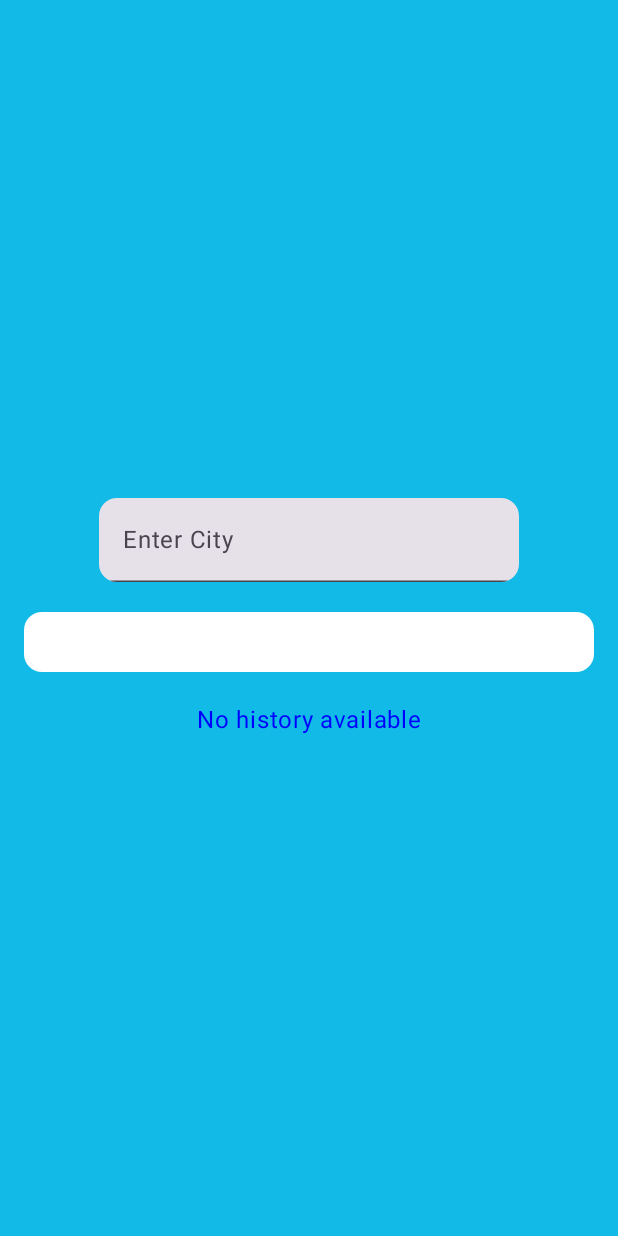
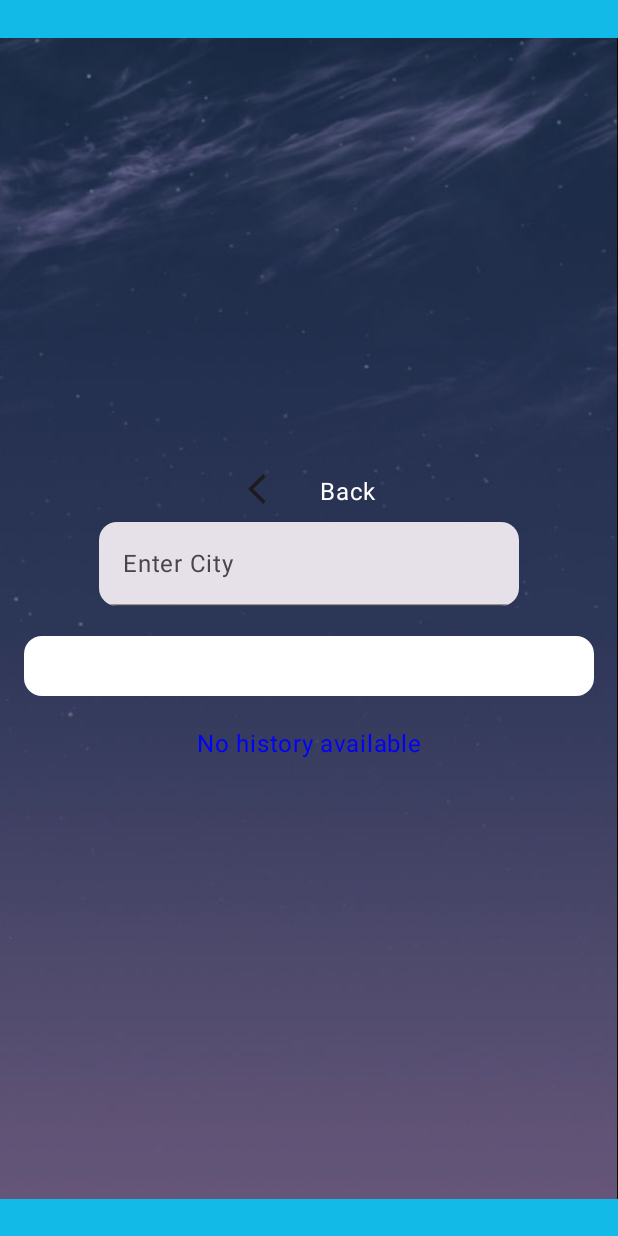
Before and after one commit to ali72-20/check_weather, an Android app built with Jetpack Compose: the composable SearchFragmentContent shown on its own in the app's theme, on a phone screen of 412 x 824 dp. Run offline under Robolectric (Android 15) with nearby library versions, the phone set to English and light mode, and no system bars; our stand-ins replace Dagger/Hilt's generated code, Room's generated code; 2 statements that could not run were skipped.

Commit message:
add: arrow back to navigate back

```diff
--- a/app/src/main/java/com/example/checkweather/Screen/Home/StatesViews.kt
+++ b/app/src/main/java/com/example/checkweather/Screen/Home/StatesViews.kt
@@ -2,8 +2,8 @@ package com.example.checkweather.Screen.Home
 
 import androidx.compose.foundation.layout.Box
 import androidx.compose.foundation.layout.fillMaxSize
+import androidx.compose.material3.CircularProgressIndicator
 import androidx.compose.material3.MaterialTheme
-import androidx.compose.material3.Text
 import androidx.compose.runtime.Composable
 import androidx.compose.ui.Alignment
 import androidx.compose.ui.Modifier
@@ -14,6 +14,6 @@ fun LoadingView() {
         modifier = Modifier.fillMaxSize(),
         contentAlignment = Alignment.Center
     ) {
-        Text(text = "Loading...", color = MaterialTheme.colorScheme.primary)
+        CircularProgressIndicator(color = MaterialTheme.colorScheme.primary)
     }
 }
--- a/app/src/main/java/com/example/checkweather/Screen/search/SearchFragment.kt
+++ b/app/src/main/java/com/example/checkweather/Screen/search/SearchFragment.kt
@@ -3,12 +3,15 @@ package com.example.checkweather.Screen.search
 import androidx.compose.foundation.clickable
 import androidx.compose.foundation.layout.Arrangement
 import androidx.compose.foundation.layout.Column
+import androidx.compose.foundation.layout.Row
+import androidx.compose.foundation.layout.Spacer
 import androidx.compose.foundation.layout.fillMaxSize
 import androidx.compose.foundation.layout.fillMaxWidth
 import androidx.compose.foundation.layout.padding
 import androidx.compose.foundation.lazy.LazyColumn
 import androidx.compose.foundation.lazy.items
 import androidx.compose.material3.Button
+import androidx.compose.material3.Icon
 import androidx.compose.material3.Text
 import androidx.compose.material3.TextField
 import androidx.compose.runtime.Composable
@@ -16,7 +19,9 @@ import androidx.compose.ui.Alignment
 import androidx.compose.ui.Modifier
 import androidx.compose.material3.MaterialTheme
 import androidx.compose.runtime.LaunchedEffect
+import androidx.compose.ui.draw.paint
 import androidx.compose.ui.graphics.Color
+import androidx.compose.ui.res.painterResource
 import androidx.compose.ui.res.stringResource
 import androidx.hilt.navigation.compose.hiltViewModel
 import androidx.navigation.NavController
@@ -34,17 +39,20 @@ fun SearchFragment(
     navController: NavController
 ) {
     LaunchedEffect(Unit) {
-       val result = viewModel.getHistory()
-       viewModel.searchFragmentStates.value = result
+        val result = viewModel.getHistory()
+        viewModel.searchFragmentStates.value = result
     }
-    when(viewModel.searchFragmentStates.value){
+    when (viewModel.searchFragmentStates.value) {
         is SearchFragmentStates.LoadingState -> {
             LoadingView()
         }
+
         is SearchFragmentStates.SuccessState<*> -> {
-            SearchFragmentContent(viewModel,navController)
+            SearchFragmentContent(viewModel, navController)
         }
+
         is SearchFragmentStates.ErrorState -> {
+
         }
     }
 }
@@ -53,10 +61,26 @@ fun SearchFragment(
 @Composable
 fun SearchFragmentContent(viewModel: SearchViewModel, navController: NavController) {
     Column(
-        modifier = Modifier.fillMaxSize(),
+        modifier = Modifier
+            .fillMaxSize()
+            .paint(painterResource(R.drawable.bg)),
         verticalArrangement = Arrangement.Center,
-        horizontalAlignment = Alignment.CenterHorizontally
+        horizontalAlignment = Alignment.CenterHorizontally,
     ) {
+        Row {
+            Icon(
+                painterResource(R.drawable.arrow_back_ios_24dp_5f6368_fill0_wght400_grad0_opsz24_1),
+                contentDescription = "ArrowBack",
+                modifier = Modifier.clickable{
+                    navController.popBackStack()
+                }
+            )
+            Spacer(modifier = Modifier.padding(Dimens.PaddingSmall))
+            Text(
+                text = "Back",
+                color = MaterialTheme.colorScheme.primary
+            )
+        }
         TextField(
             shape = MaterialTheme.shapes.medium,
             value = viewModel.cityName.value,
```
Also changed, not shown: app/src/main/res/drawable-hdpi/arrow_back_ios_24dp_5f6368_fill0_wght400_grad0_opsz24_1.png (added), app/src/main/res/drawable-xhdpi/arrow_back_ios_24dp_5f6368_fill0_wght400_grad0_opsz24_1.png (added), app/src/main/res/drawable-xxhdpi/arrow_back_ios_24dp_5f6368_fill0_wght400_grad0_opsz24_1.png (added), app/src/main/res/drawable-xxxhdpi/arrow_back_ios_24dp_5f6368_fill0_wght400_grad0_opsz24_1.png (added), 1 other file.
